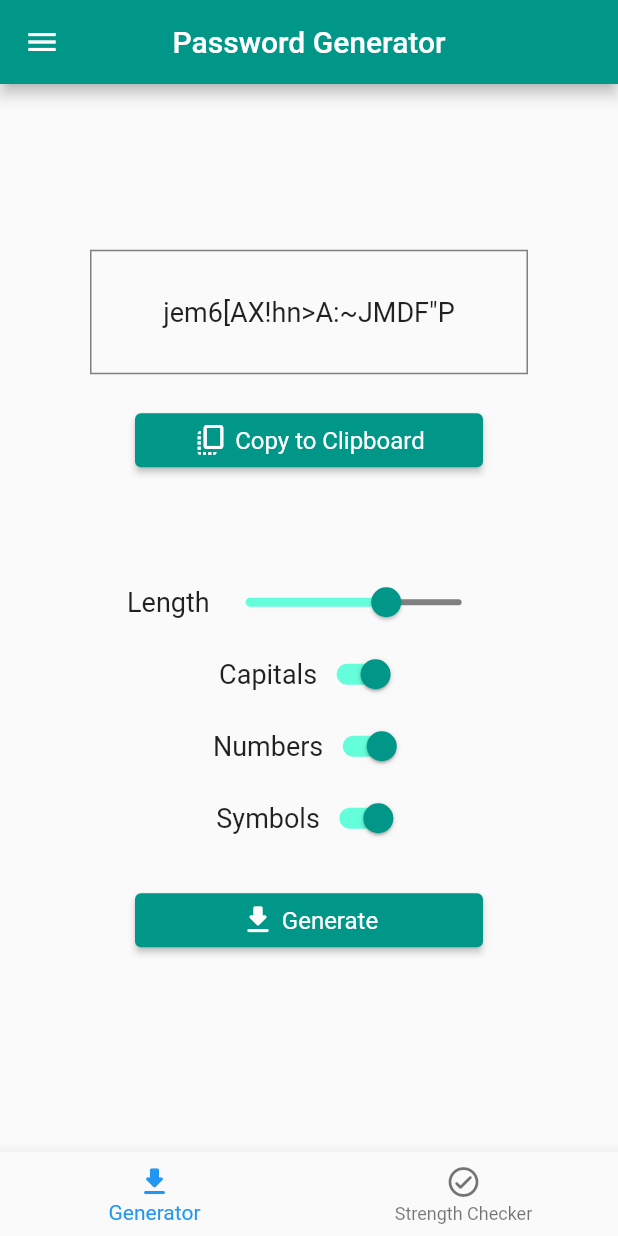
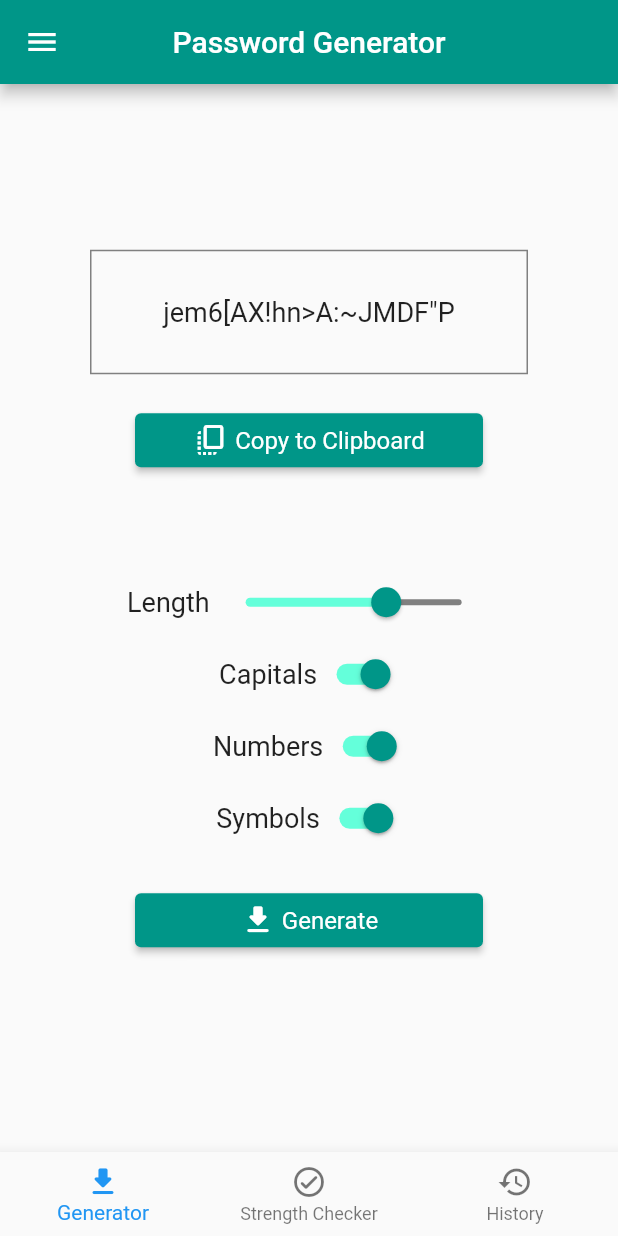
Before and after one commit to aaronjc15128/password_generator, a Flutter app: the screen it shows after launch, after a tap on "Generate", on a phone screen of 412 x 824 dp. Run offline on Flutter 3.47's test engine with Material 2 defaults, Android fonts, the phone set to English and light mode, and no system bars.

Commit message:
Added navbar history

```diff
--- a/lib/main.dart
+++ b/lib/main.dart
@@ -98,6 +98,9 @@ class _AppState extends State<App> {
       }
       else if (navBarIndex == 1) {
         appBarText = const Text("Password Strength Checker");
+      }
+      else if (navBarIndex == 2) {
+        appBarText = const Text("Password History");
       }
     });
   }
@@ -371,6 +374,7 @@ class _AppState extends State<App> {
         ),
       ],
     ),
+    /* History          */ const Text("History"),
   ];
 
 
@@ -446,13 +450,15 @@ class _AppState extends State<App> {
           items: const <BottomNavigationBarItem>[
             BottomNavigationBarItem(
               icon: Icon(Icons.get_app_rounded),
-              activeIcon: Icon(Icons.get_app_rounded),
               label: "Generator",
             ),
             BottomNavigationBarItem(
               icon: Icon(Icons.check_circle_outline_rounded),
-              activeIcon: Icon(Icons.check_circle_rounded),
               label: "Strength Checker",
+            ),
+            BottomNavigationBarItem(
+              icon: Icon(Icons.history_outlined),
+              label: "History",
             ),
           ],
           currentIndex: navBarIndex,
```
